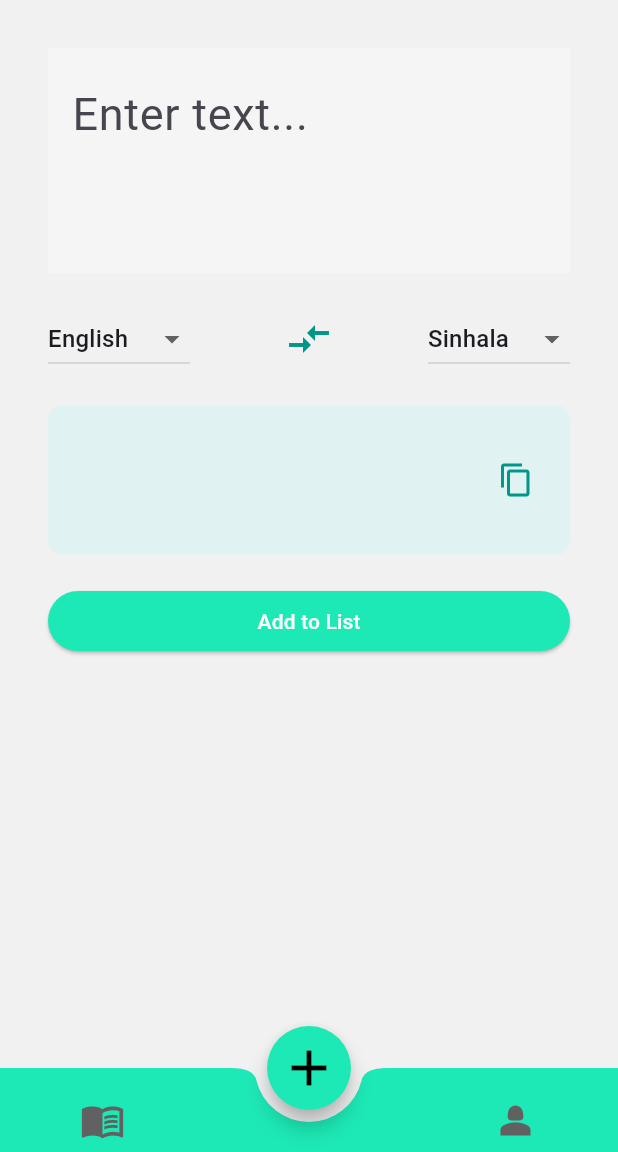
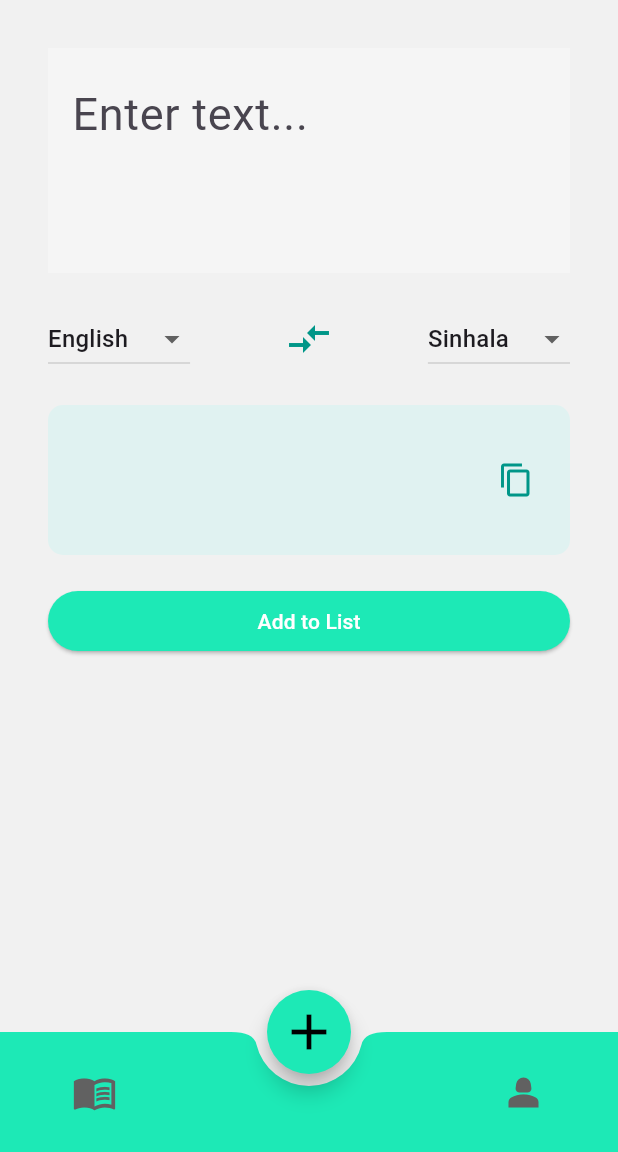
Before and after one commit to Nadun-Charuka/Vocablo, a Flutter app: the screen it shows after launch, after a tap on the "menu book" icon, after a tap on the "person 2" icon, after a tap on the "add" icon, on a phone screen of 412 x 824 dp, the part 84-1236 px from its top. Run offline on Flutter 3.47's test engine with Material 3 defaults, Android fonts, the phone set to English and light mode, and no system bars; our stand-ins replace shared_preferences; missing offline and left inert: translator.

Commit message:
bottom appbar

```diff
--- a/lib/main.dart
+++ b/lib/main.dart
@@ -4,6 +4,7 @@ import 'package:vocablo_app/screens/practice_screen.dart';
 import 'package:vocablo_app/screens/add_new_screen.dart';
 import 'package:vocablo_app/screens/profile_screen.dart';
 import 'package:vocablo_app/screens/shared_state.dart';
+import 'package:vocablo_app/widgets/custom_animated_bottomappbar.dart';
 
 void main() async {
   WidgetsFlutterBinding.ensureInitialized();
@@ -57,44 +58,12 @@ class _MyAppState extends State<MyApp> {
         ),
         resizeToAvoidBottomInset: false,
         floatingActionButtonLocation: FloatingActionButtonLocation.centerDocked,
-        bottomNavigationBar: BottomAppBar(
-          height: kBottomNavigationBarHeight,
-          color: kVibrantTeal,
-          shape: CircularNotchedRectangle(),
-          notchMargin: 8,
-          child: Row(
-            children: [
-              Spacer(
-                flex: 1,
-              ),
-              IconButton(
-                onPressed: () {
-                  nextPage(0);
-                },
-                icon: Icon(
-                  Icons.menu_book,
-                  size: 30,
-                  color: _currentIndex == 0 ? Colors.black : kCharcoalGray,
-                ),
-              ),
-              Spacer(
-                flex: 8,
-              ),
-              IconButton(
-                onPressed: () {
-                  nextPage(2);
-                },
-                icon: Icon(
-                  Icons.person_2,
-                  size: 30,
-                  color: _currentIndex == 2 ? Colors.black : kCharcoalGray,
-                ),
-              ),
-              Spacer(
-                flex: 1,
-              ),
-            ],
-          ),
+        bottomNavigationBar: AnimatedBottomAppBar(
+          currentIndex: _currentIndex,
+          onTap: (index) {
+            setState(() => _currentIndex = index);
+            controller.jumpToPage(index);
+          },
         ),
         body: PageView.builder(
           physics: const NeverScrollableScrollPhysics(),
--- /dev/null
+++ b/lib/widgets/custom_animated_bottomappbar.dart
@@ -0,0 +1,73 @@
+import 'package:flutter/material.dart';
+import 'package:vocablo_app/constants/colors.dart';
+
+class AnimatedBottomAppBar extends StatefulWidget {
+  final int currentIndex;
+  final Function(int) onTap;
+
+  const AnimatedBottomAppBar({
+    Key? key,
+    required this.currentIndex,
+    required this.onTap,
+  }) : super(key: key);
+
+  @override
+  _AnimatedBottomAppBarState createState() => _AnimatedBottomAppBarState();
+}
+
+class _AnimatedBottomAppBarState extends State<AnimatedBottomAppBar> {
+  double _scale = 1.0;
+
+  void _animateIcon(Function callback) {
+    setState(() {
+      _scale = 1.2; // Enlarge icon
+    });
+    Future.delayed(const Duration(milliseconds: 200), () {
+      setState(() {
+        _scale = 1.0; // Shrink icon back
+      });
+      callback(); // Trigger the page change
+    });
+  }
+
+  @override
+  Widget build(BuildContext context) {
+    return BottomAppBar(
+      //height: kBottomNavigationBarHeight,
+      color: kVibrantTeal,
+      shape: const CircularNotchedRectangle(),
+      notchMargin: 8,
+      child: Row(
+        children: [
+          const Spacer(flex: 1),
+          GestureDetector(
+            onTap: () => _animateIcon(() => widget.onTap(0)),
+            child: AnimatedScale(
+              scale: widget.currentIndex == 0 ? _scale : 1.0,
+              duration: const Duration(milliseconds: 200),
+              child: Icon(
+                Icons.menu_book,
+                size: 30,
+                color: widget.currentIndex == 0 ? Colors.black : kCharcoalGray,
+              ),
+            ),
+          ),
+          const Spacer(flex: 8),
+          GestureDetector(
+            onTap: () => _animateIcon(() => widget.onTap(2)),
+            child: AnimatedScale(
+              scale: widget.currentIndex == 2 ? _scale : 1.0,
+              duration: const Duration(milliseconds: 200),
+              child: Icon(
+                Icons.person_2,
+                size: 30,
+                color: widget.currentIndex == 2 ? Colors.black : kCharcoalGray,
+              ),
+            ),
+          ),
+          const Spacer(flex: 1),
+        ],
+      ),
+    );
+  }
+}
```
